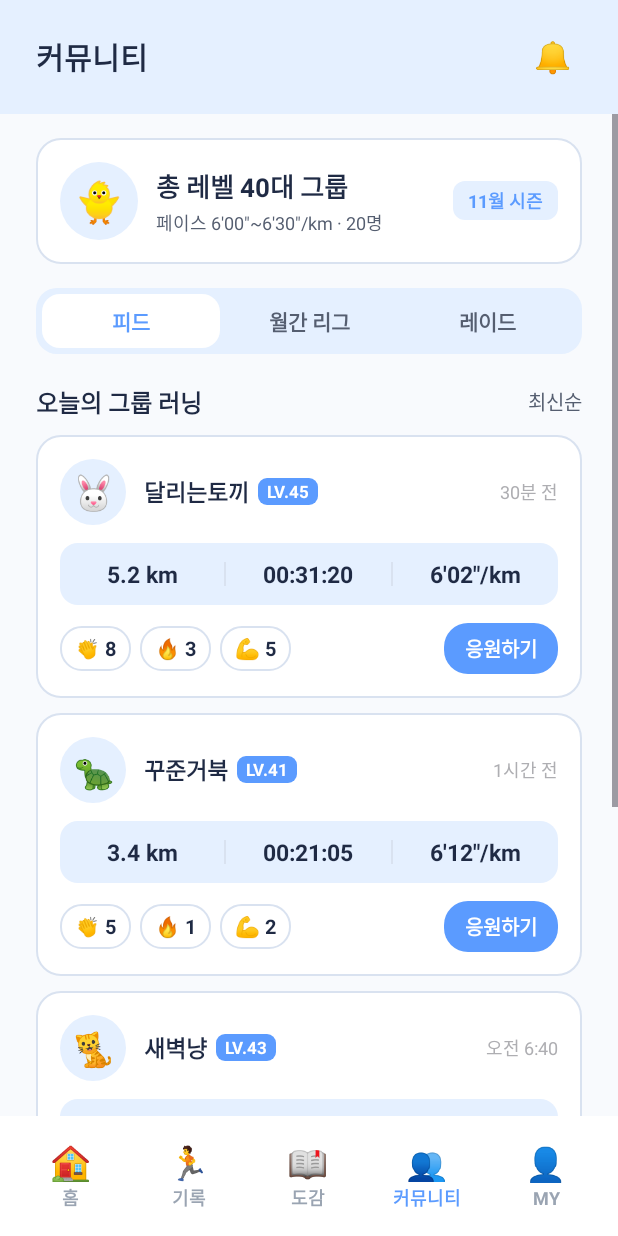
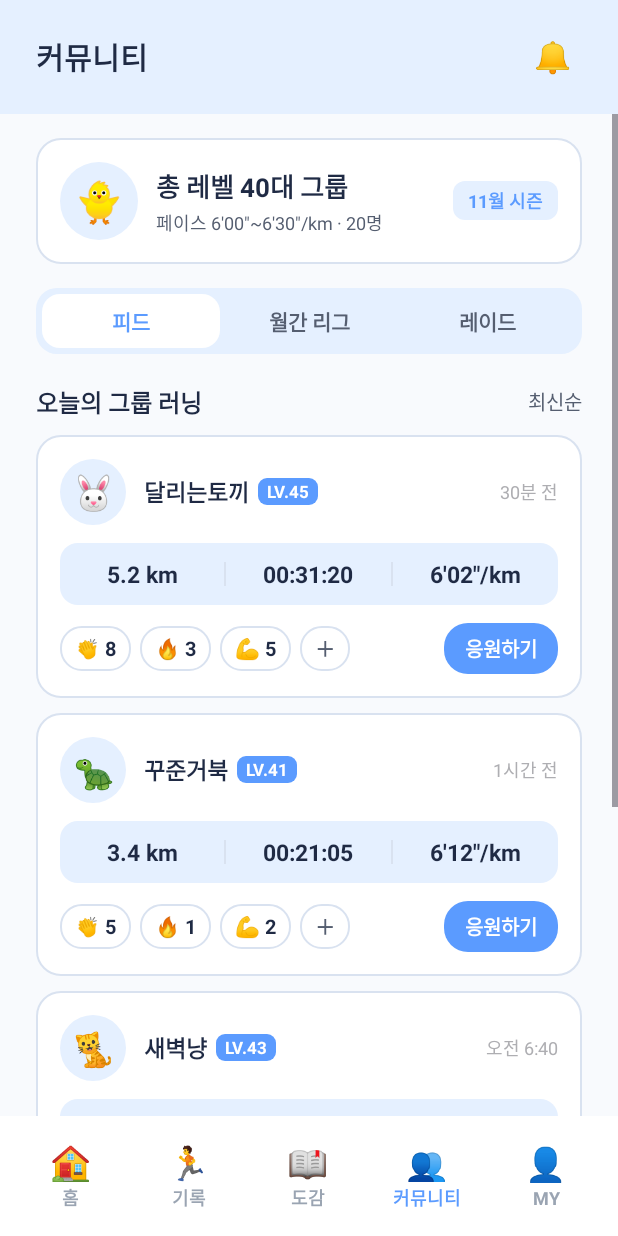
Before and after one commit to GameRunningApp/runcatch, an Android app: the CommunityActivity screen opened directly, with no data from a screen before it, on a phone screen of 412 x 824 dp. Run offline under Robolectric (Android 15) with nearby library versions, the phone set to English and light mode, and no system bars; libraries missing offline, so code that uses them is left out: androidx.emoji2.emojipicker.

Commit message:
커뮤니티 반응에 휴대폰 전체 이모지 선택 기능 추가
11/20 코드 리뷰 의견 반영: 정해진 이모지(👏 🔥 💪) 외에도 사용자가 직접 골라서 반응할 수 있게 함
- 반응 칩 줄 끝에 "+" 칩 추가 → 누르면 아래에서 이모지 선택창(androidx EmojiPickerView)이 올라옴
- 고른 이모지가 카드에 이미 있으면 그 칩에 +1, 처음 보는 이모지면 새 칩을 만들어 1로 시작
- 새 칩에도 떠오르는 애니메이션(CommunityEffects) 그대로 적용, 취소해서 0개가 되면 칩 삭제
- 반응이 많아지면 칩 줄이 가로로 스크롤됨
- 의존성 추가: androidx.emoji2:emoji2-emojipicker 1.5.0

Co-Authored-By: Claude Opus 5.5 <noreply@anthropic.com>
Claude-Session: https://claude.ai/code/session_01S4z1pSadxbmDBPKHK2YTWB

```diff
--- a/app/build.gradle.kts
+++ b/app/build.gradle.kts
@@ -41,6 +41,7 @@ dependencies {
     implementation(libs.appcompat)
     implementation(libs.constraintlayout)
     implementation(libs.material)
+    implementation(libs.emoji.picker)
     implementation("com.google.android.gms:play-services-location:21.3.0")
     implementation("org.maplibre.gl:android-sdk:13.6.1")
     testImplementation(libs.junit)
--- a/app/src/main/res/layout/item_feed_post.xml
+++ b/app/src/main/res/layout/item_feed_post.xml
@@ -129,6 +129,23 @@
         android:gravity="center_vertical"
         android:orientation="horizontal">
 
+        <!-- 반응이 많아지면 가로로 스크롤 -->
+        <HorizontalScrollView
+            android:id="@+id/feedReactionScroll"
+            android:layout_width="0dp"
+            android:layout_height="wrap_content"
+            android:layout_marginEnd="8dp"
+            android:layout_weight="1"
+            android:overScrollMode="never"
+            android:scrollbars="none">
+
+            <LinearLayout
+                android:id="@+id/feedReactionRow"
+                android:layout_width="wrap_content"
+                android:layout_height="wrap_content"
+                android:gravity="center_vertical"
+                android:orientation="horizontal">
+
                 <TextView
                     android:id="@+id/feedClapChip"
                     style="@style/ReactionChip"
@@ -146,10 +163,17 @@
                     android:layout_marginStart="6dp"
                     android:text="💪 0" />
 
-        <View
-            android:layout_width="0dp"
-            android:layout_height="1dp"
-            android:layout_weight="1" />
+                <!-- 누르면 휴대폰 전체 이모지 선택창 -->
+                <TextView
+                    android:id="@+id/feedAddReactionChip"
+                    style="@style/ReactionChip"
+                    android:layout_marginStart="6dp"
+                    android:contentDescription="이모지 반응 추가"
+                    android:text="＋"
+                    android:textColor="@color/text_secondary" />
+
+            </LinearLayout>
+        </HorizontalScrollView>
 
         <TextView
             android:id="@+id/feedCheerButton"
--- a/gradle/libs.versions.toml
+++ b/gradle/libs.versions.toml
@@ -7,6 +7,7 @@ appcompat = "1.8.0"
 material = "1.14.0"
 activityKtx = "1.13.0"
 constraintlayout = "2.2.2"
+emojiPicker = "1.5.0"
 
 [libraries]
 junit = { group = "junit", name = "junit", version.ref = "junit" }
@@ -16,6 +17,7 @@ appcompat = { group = "androidx.appcompat", name = "appcompat", version.ref = "a
 material = { group = "com.google.android.material", name = "material", version.ref = "material" }
 activity-ktx = { group = "androidx.activity", name = "activity-ktx", version.ref = "activityKtx" }
 constraintlayout = { group = "androidx.constraintlayout", name = "constraintlayout", version.ref = "constraintlayout" }
+emoji-picker = { group = "androidx.emoji2", name = "emoji2-emojipicker", version.ref = "emojiPicker" }
 
 [plugins]
 android-application = { id = "com.android.application", version.ref = "agp" }
```
Also changed, not shown: app/src/main/java/com/cookandroid/runcatch/CommunityActivity.java (+82 -0 lines), app/src/main/res/layout/dialog_emoji_picker.xml (added, +27 -0 lines). Lines whose indentation alone changed are shown as unchanged.
